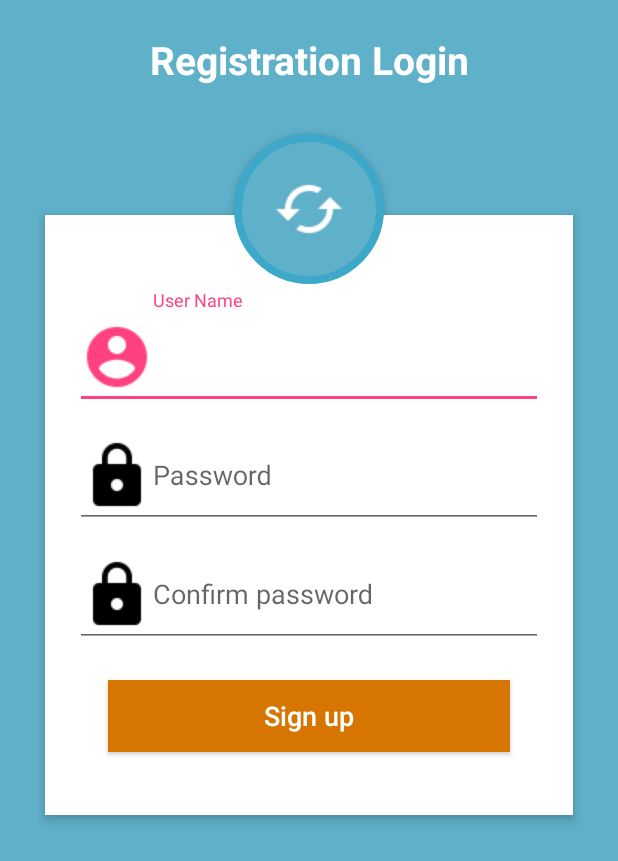
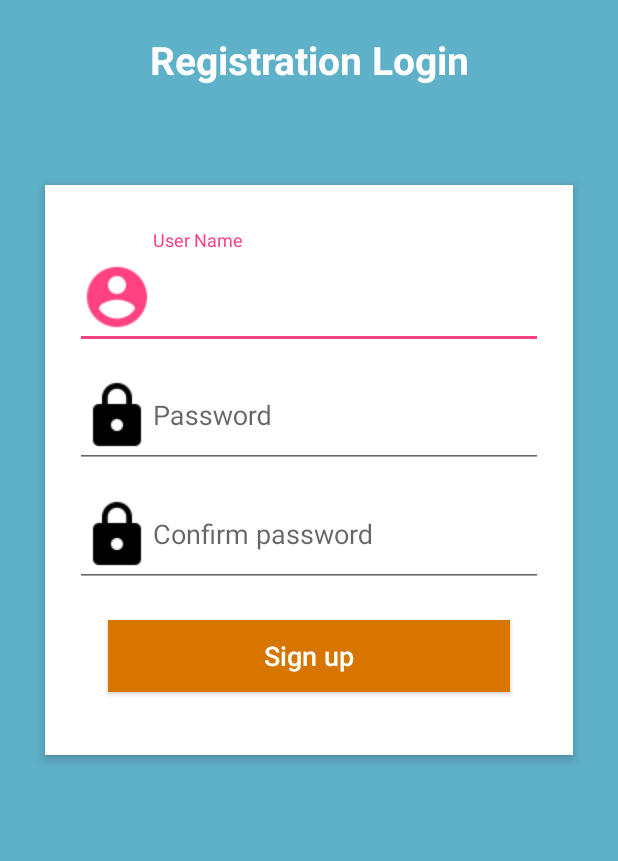
Before and after one commit to GlebKalinichenko/DeliveryPhones, an Android app: the layout fragment_sign_up.xml on its own in the app's theme, with its tools: preview values and no code run, on a phone screen of 412 x 824 dp. Shown: the top 861 px of the screen. Run offline under Robolectric (Android 15) with nearby library versions, the phone set to English and light mode, and no system bars.

Commit message:
Refactor sign up screen for different resolutions

```diff
--- a/app/src/main/res/layout/fragment_sign_up.xml
+++ b/app/src/main/res/layout/fragment_sign_up.xml
@@ -25,7 +25,7 @@
         android:layout_height="wrap_content"
         android:gravity="center_horizontal"
         android:text="@string/registration_login"
-        style="@style/LoginText" />
+        style="@style/SignLoginText" />
 
     <RelativeLayout
         android:layout_width="fill_parent"
@@ -33,13 +33,13 @@
         android:layout_below="@+id/login_title"
         android:elevation="4dp"
         android:orientation="vertical"
-        style="@style/SignContainer">
+        style="@style/SignUpContainerFields">
 
         <LinearLayout
             android:layout_width="fill_parent"
             android:layout_height="wrap_content"
             android:orientation="vertical"
-            style="@style/EmailPasswordContainer">
+            style="@style/SignUpEmailPasswordContainer">
 
             <android.support.design.widget.TextInputLayout
                 android:layout_width="match_parent"
@@ -51,7 +51,7 @@
                     android:layout_height="wrap_content"
                     android:drawableTint="@color/colorAccent"
                     android:singleLine="true"
-                    style="@style/EmailEditText" />
+                    style="@style/SignUpEmailEditText" />
 
             </android.support.design.widget.TextInputLayout>
 
@@ -65,7 +65,7 @@
                     android:layout_height="wrap_content"
                     android:singleLine="true"
                     android:drawableTint="@android:color/black"
-                    style="@style/PasswordEditText" />
+                    style="@style/SignUpPasswordEditText" />
             </android.support.design.widget.TextInputLayout>
 
             <android.support.design.widget.TextInputLayout
@@ -92,15 +92,11 @@
         </LinearLayout>
     </RelativeLayout>
 
-    <ImageButton
+    <!--<ImageButton
         android:id="@+id/user_profile_photo"
-        android:layout_width="100dp"
-        android:layout_height="100dp"
         android:layout_below="@+id/login_title"
         android:layout_centerHorizontal="true"
-        android:layout_marginTop="16dp"
-        android:background="@drawable/logo_background"
         android:elevation="4dp"
-        android:src="@drawable/sync" />
+        style="@style/ImageLogo"/>-->
 </RelativeLayout>
 </FrameLayout>
--- a/app/src/main/res/values-sw320dp/dimens.xml
+++ b/app/src/main/res/values-sw320dp/dimens.xml
@@ -6,5 +6,13 @@
     <!--Sign in fragment-->
     <dimen name="login_text_margin_top">0dp</dimen>
     <dimen name="sign_in_button_margin_bottom">10dp</dimen>
-    <dimen name="sign_container_padding">10dp</dimen>
+    <dimen name="sign_in_container_padding">10dp</dimen>
+
+    <!--Sign up fragment-->
+    <dimen name="sign_up_email_password_container_padding_top">10dp</dimen>
+    <dimen name="sign_up_password_edit_margin_top">5dp</dimen>
+    <dimen name="confirm_password_text_margin_top">5dp</dimen>
+    <dimen name="sign_up_container_margin_top">10dp</dimen>
+    <dimen name="sign_up_image_logo_size">50dp</dimen>
+    <dimen name="sign_up_image_logo_margin_top">5dp</dimen>
 </resources>
--- a/app/src/main/res/values-sw360dp/dimens.xml
+++ b/app/src/main/res/values-sw360dp/dimens.xml
@@ -7,13 +7,13 @@
     <dimen name="login_text_margin_bottom">16dp</dimen>
     <dimen name="login_text_margin_top">22dp</dimen>
     <dimen name="login_text_size">26sp</dimen>
-    <dimen name="sign_container_margin_left">30dp</dimen>
-    <dimen name="sign_container_margin_right">30dp</dimen>
-    <dimen name="sign_container_margin_top">70dp</dimen>
-    <dimen name="sign_container_padding">20dp</dimen>
-    <dimen name="email_password_container_padding_top">30dp</dimen>
-    <dimen name="password_edit_margin_top">16dp</dimen>
-    <dimen name="forgot_password_padding_top">5dp</dimen>
+    <dimen name="sign_in_container_margin_left">30dp</dimen>
+    <dimen name="sign_in_container_margin_right">30dp</dimen>
+    <dimen name="sign_in_container_margin_top">70dp</dimen>
+    <dimen name="sign_in_container_padding">20dp</dimen>
+    <dimen name="sign_in_email_password_container_padding_top">30dp</dimen>
+    <dimen name="sign_in_password_edit_margin_top">16dp</dimen>
+    <dimen name="sign_in_forgot_password_padding_top">5dp</dimen>
     <dimen name="sign_in_button_margin">22dp</dimen>
     <dimen name="sign_in_button_margin_bottom">22dp</dimen>
     <dimen name="sign_in_button_text_size">18sp</dimen>
@@ -22,6 +22,18 @@
 
     <!--Sign up fragment-->
     <dimen name="confirm_password_text_margin_top">16dp</dimen>
+    <dimen name="sign_up_container_margin_left">30dp</dimen>
+    <dimen name="sign_up_container_margin_right">30dp</dimen>
+    <dimen name="sign_up_container_margin_top">20dp</dimen>
+    <dimen name="sign_up_container_padding">20dp</dimen>
+    <dimen name="sign_up_email_password_container_padding_top">10dp</dimen>
+    <dimen name="sign_up_password_edit_margin_top">16dp</dimen>
+    <dimen name="sign_up_forgot_password_padding_top">5dp</dimen>
+    <dimen name="sign_up_button_margin">22dp</dimen>
+    <dimen name="sign_up_button_margin_bottom">22dp</dimen>
+    <dimen name="sign_up_button_text_size">18sp</dimen>
+    <dimen name="sign_up_image_logo_size">100dp</dimen>
+    <dimen name="sign_up_image_logo_margin_top">16dp</dimen>
 
     <!--Phones fragment-->
     <dimen name="action_button_margin_top">16dp</dimen>
--- /dev/null
+++ b/app/src/main/res/values-sw400dp/dimens.xml
@@ -0,0 +1,54 @@
+<resources>
+    <!-- Default screen margins, per the Android Design guidelines. -->
+    <dimen name="activity_horizontal_margin">16dp</dimen>
+    <dimen name="activity_vertical_margin">16dp</dimen>
+
+    <!--Sign in fragment-->
+    <dimen name="login_text_margin_bottom">16dp</dimen>
+    <dimen name="login_text_margin_top">22dp</dimen>
+    <dimen name="login_text_size">26sp</dimen>
+    <dimen name="sign_in_container_margin_left">30dp</dimen>
+    <dimen name="sign_in_container_margin_right">30dp</dimen>
+    <dimen name="sign_in_container_margin_top">70dp</dimen>
+    <dimen name="sign_in_container_padding">20dp</dimen>
+    <dimen name="sign_in_email_password_container_padding_top">30dp</dimen>
+    <dimen name="sign_in_password_edit_margin_top">16dp</dimen>
+    <dimen name="sign_in_forgot_password_padding_top">5dp</dimen>
+    <dimen name="sign_in_button_margin">22dp</dimen>
+    <dimen name="sign_in_button_margin_bottom">22dp</dimen>
+    <dimen name="sign_in_button_text_size">18sp</dimen>
+    <dimen name="logo_image_size">100dp</dimen>
+    <dimen name="logo_image_margin_top">16dp</dimen>
+
+    <!--Sign up fragment-->
+    <dimen name="confirm_password_text_margin_top">16dp</dimen>
+    <dimen name="sign_up_container_margin_left">30dp</dimen>
+    <dimen name="sign_up_container_margin_right">30dp</dimen>
+    <dimen name="sign_up_container_margin_top">50dp</dimen>
+    <dimen name="sign_up_container_padding">20dp</dimen>
+    <dimen name="sign_up_email_password_container_padding_top">10dp</dimen>
+    <dimen name="sign_up_password_edit_margin_top">16dp</dimen>
+    <dimen name="sign_up_forgot_password_padding_top">5dp</dimen>
+    <dimen name="sign_up_button_margin">22dp</dimen>
+    <dimen name="sign_up_button_margin_bottom">22dp</dimen>
+    <dimen name="sign_up_button_text_size">18sp</dimen>
+    <dimen name="sign_up_image_logo_size">100dp</dimen>
+    <dimen name="sign_up_image_logo_margin_top">16dp</dimen>
+
+    <!--Phones fragment-->
+    <dimen name="action_button_margin_top">16dp</dimen>
+
+    <!--Item phone fragment-->
+    <dimen name="container_min_height">72dp</dimen>
+    <dimen name="item_user_image_size">40dp</dimen>
+    <dimen name="item_user_image_margin_left">16dp</dimen>
+    <dimen name="item_user_image_margin_top">16dp</dimen>
+    <dimen name="item_phone_text_container_margin_left">16dp</dimen>
+    <dimen name="item_phone_text_container_margin_right">16dp</dimen>
+    <dimen name="item_phone_text_container_padding_bottom">16dp</dimen>
+    <dimen name="item_phone_text_container_padding_top">16dp</dimen>
+    <dimen name="user_name_text_size">16sp</dimen>
+    <dimen name="phone_number_text_size">13sp</dimen>
+    <dimen name="delete_button_margin_right">16sp</dimen>
+    <dimen name="delete_button_margin_top">16sp</dimen>
+</resources>
--- a/app/src/main/res/values/styles.xml
+++ b/app/src/main/res/values/styles.xml
@@ -18,7 +18,7 @@
 
     <style name="CommonSign"></style>
 
-    <style name="LoginText" parent="CommonSign">
+    <style name="SignLoginText" parent="CommonSign">
         <item name="android:layout_marginBottom">@dimen/login_text_margin_bottom</item>
         <item name="android:layout_marginTop">@dimen/login_text_margin_top</item>
         <item name="android:textSize">@dimen/login_text_size</item>
@@ -26,33 +26,33 @@
         <item name="android:textStyle">bold</item>
     </style>
 
-    <style name="SignContainer" parent="CommonSign">
-        <item name="android:layout_marginLeft">@dimen/sign_container_margin_left</item>
-        <item name="android:layout_marginRight">@dimen/sign_container_margin_right</item>
-        <item name="android:layout_marginTop">@dimen/sign_container_margin_top</item>
+    <style name="SignInContainer" parent="CommonSign">
+        <item name="android:layout_marginLeft">@dimen/sign_in_container_margin_left</item>
+        <item name="android:layout_marginRight">@dimen/sign_in_container_margin_right</item>
+        <item name="android:layout_marginTop">@dimen/sign_in_container_margin_top</item>
         <item name="android:background">@color/colorWhite</item>
-        <item name="android:padding">@dimen/sign_container_padding</item>
+        <item name="android:padding">@dimen/sign_in_container_padding</item>
     </style>
 
-    <style name="EmailPasswordContainer" parent="CommonSign">
-        <item name="android:paddingTop">@dimen/email_password_container_padding_top</item>
+    <style name="SignInEmailPasswordContainer" parent="CommonSign">
+        <item name="android:paddingTop">@dimen/sign_in_email_password_container_padding_top</item>
     </style>
 
-    <style name="EmailEditText" parent="CommonSign">
+    <style name="SignInEmailEditText" parent="CommonSign">
         <item name="android:drawableLeft">@drawable/email</item>
         <item name="android:inputType">textEmailAddress</item>
         <item name="android:hint">@string/email_hint</item>
     </style>
 
-    <style name="PasswordEditText" parent="SignInFragment">
-        <item name="android:layout_marginTop">@dimen/password_edit_margin_top</item>
+    <style name="SignInPasswordEditText" parent="SignInFragment">
+        <item name="android:layout_marginTop">@dimen/sign_in_password_edit_margin_top</item>
         <item name="android:drawableLeft">@drawable/lock</item>
         <item name="android:hint">@string/password_hint</item>
         <item name="android:inputType">numberPassword</item>
     </style>
 
     <style name="ForgotPasswordText" parent="SignInFragment">
-        <item name="android:paddingTop">@dimen/forgot_password_padding_top</item>
+        <item name="android:paddingTop">@dimen/sign_in_forgot_password_padding_top</item>
         <item name="android:text">@string/forgot_password_text</item>
     </style>
 
@@ -81,7 +81,31 @@
     <style name="SignUpContainer" parent="SignUpFragment">
         <item name="android:background">@color/colorBlue</item>
         <item name="android:scrollbarAlwaysDrawVerticalTrack">true</item>
+    </style>
 
+    <style name="SignUpContainerFields" parent="CommonSign">
+        <item name="android:layout_marginLeft">@dimen/sign_up_container_margin_left</item>
+        <item name="android:layout_marginRight">@dimen/sign_up_container_margin_right</item>
+        <item name="android:layout_marginTop">@dimen/sign_up_container_margin_top</item>
+        <item name="android:background">@color/colorWhite</item>
+        <item name="android:padding">@dimen/sign_up_container_padding</item>
+    </style>
+
+    <style name="SignUpEmailPasswordContainer" parent="CommonSign">
+        <item name="android:paddingTop">@dimen/sign_up_email_password_container_padding_top</item>
+    </style>
+
+    <style name="SignUpEmailEditText" parent="CommonSign">
+        <item name="android:drawableLeft">@drawable/email</item>
+        <item name="android:inputType">textEmailAddress</item>
+        <item name="android:hint">@string/email_hint</item>
+    </style>
+
+    <style name="SignUpPasswordEditText" parent="SignInFragment">
+        <item name="android:layout_marginTop">@dimen/sign_up_password_edit_margin_top</item>
+        <item name="android:drawableLeft">@drawable/lock</item>
+        <item name="android:hint">@string/password_hint</item>
+        <item name="android:inputType">numberPassword</item>
     </style>
 
     <style name="ConfirmPassword" parent="SignUpFragment">
@@ -89,6 +113,14 @@
         <item name="android:drawableLeft">@drawable/lock</item>
         <item name="android:hint">@string/confirm_password_hint</item>
         <item name="android:inputType">numberPassword</item>
+    </style>
+
+    <style name="ImageLogo" parent="SignUpFragment">
+        <item name="android:layout_width">@dimen/sign_up_image_logo_size</item>
+        <item name="android:layout_height">@dimen/sign_up_image_logo_size</item>
+        <item name="android:layout_marginTop">@dimen/sign_up_image_logo_margin_top</item>
+        <item name="android:background">@drawable/logo_background</item>
+        <item name="android:src">@drawable/sync</item>
     </style>
 
     <!--Phones fragment-->
```
Also changed, not shown: app/src/main/res/layout/fragment_sign_in.xml (+5 -5 lines).
